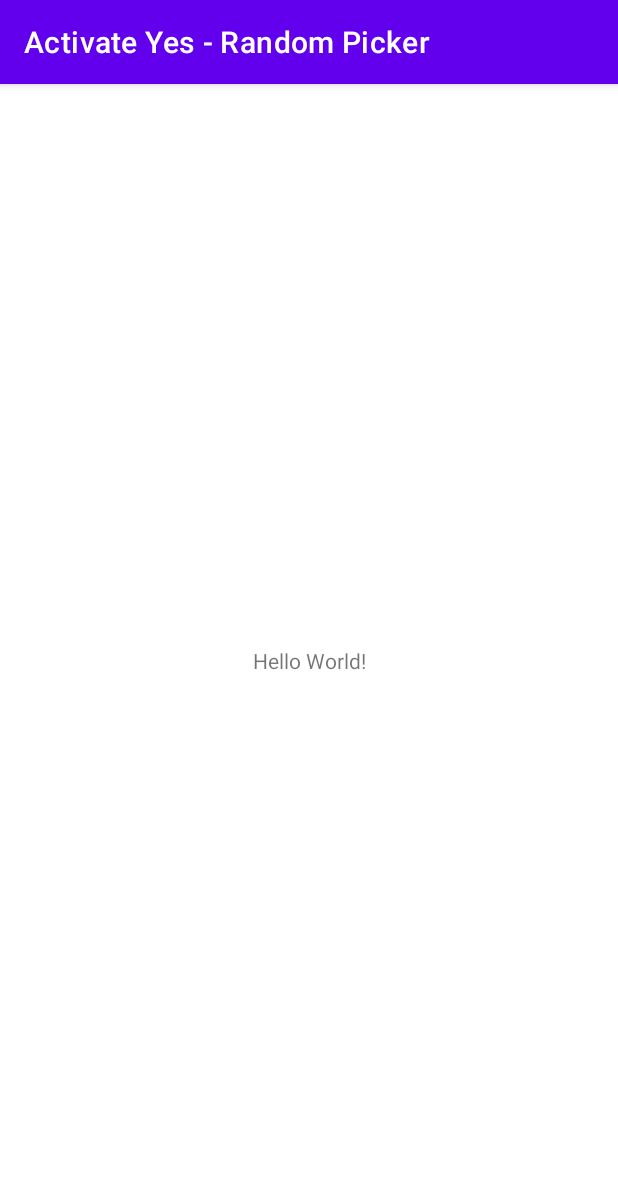
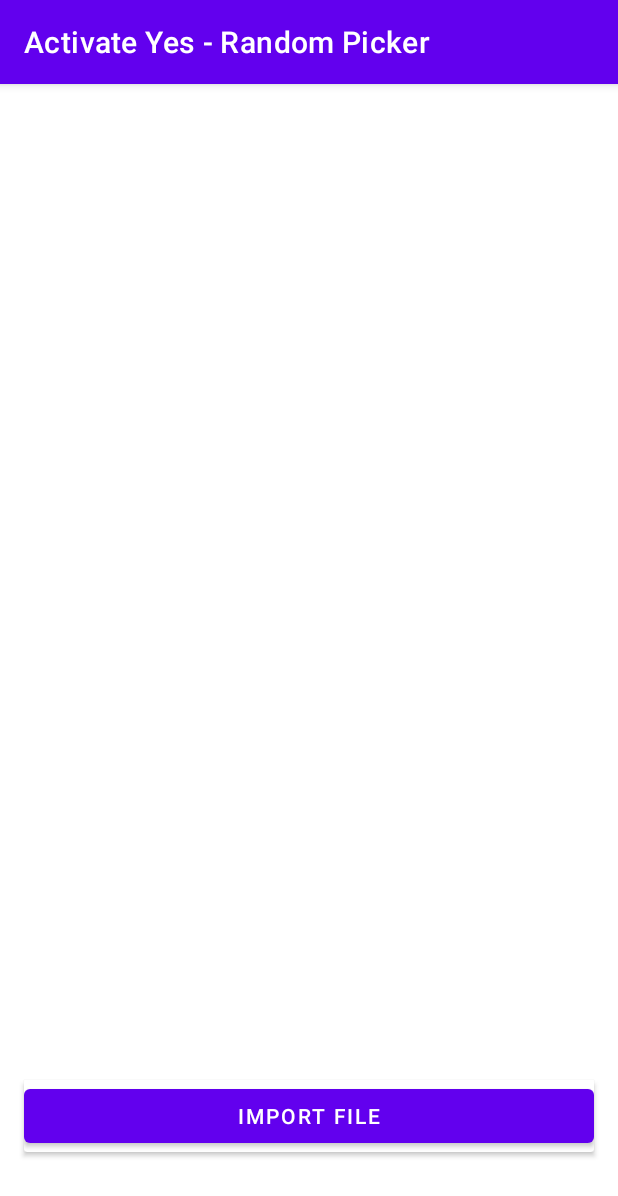
Before and after one commit to DusanMicuda/Activate-Yes---Random-Picker, an Android app: the screen it shows after launch (MainActivity), on a phone screen of 412 x 824 dp. Shown: the top 1196 px of the screen. Run offline under Robolectric (Android 15) with nearby library versions, the phone set to English and light mode, and no system bars.

Commit message:
creating layout files

```diff
--- a/app/build.gradle
+++ b/app/build.gradle
@@ -32,6 +32,9 @@ dependencies {
     implementation 'androidx.appcompat:appcompat:1.2.0'
     implementation 'com.google.android.material:material:1.3.0'
     implementation 'androidx.constraintlayout:constraintlayout:2.0.4'
+    implementation files('libs\\poi-3.7.jar')
+    implementation files('libs\\poi-3.12-android-a.jar')
+    implementation files('libs\\poi-ooxml-schemas-3.12-20150511-a.jar')
     testImplementation 'junit:junit:4.+'
     androidTestImplementation 'androidx.test.ext:junit:1.1.2'
     androidTestImplementation 'androidx.test.espresso:espresso-core:3.3.0'
--- a/app/src/main/java/com/micudasoftware/activateyes_randompicker/MainActivity.java
+++ b/app/src/main/java/com/micudasoftware/activateyes_randompicker/MainActivity.java
@@ -3,6 +3,8 @@ package com.micudasoftware.activateyes_randompicker;
 import androidx.appcompat.app.AppCompatActivity;
 
 import android.os.Bundle;
+import android.view.LayoutInflater;
+import android.view.ViewGroup;
 
 public class MainActivity extends AppCompatActivity {
 
@@ -11,4 +13,13 @@ public class MainActivity extends AppCompatActivity {
         super.onCreate(savedInstanceState);
         setContentView(R.layout.activity_main);
     }
+
+    @Override
+    protected void onResume() {
+        super.onResume();
+        LayoutInflater inflater = getLayoutInflater();
+        inflater.inflate(R.layout.button, (ViewGroup) findViewById(R.id.container));
+
+
+    }
 }
--- a/app/src/main/res/layout/activity_main.xml
+++ b/app/src/main/res/layout/activity_main.xml
@@ -6,13 +6,23 @@
     android:layout_height="match_parent"
     tools:context=".MainActivity">
 
-    <TextView
-        android:layout_width="wrap_content"
+    <ListView
+        android:id="@+id/list_view"
+        android:layout_width="match_parent"
+        android:layout_height="match_parent"
+        app:layout_constraintTop_toTopOf="parent"
+        app:layout_constraintBottom_toBottomOf="parent"
+        app:layout_constraintStart_toStartOf="parent"
+        app:layout_constraintEnd_toEndOf="parent" />
+
+    <androidx.cardview.widget.CardView
+        android:id="@+id/container"
+        android:layout_width="match_parent"
         android:layout_height="wrap_content"
-        android:text="Hello World!"
+        android:layout_marginBottom="56dp"
+        android:layout_marginHorizontal="16dp"
         app:layout_constraintBottom_toBottomOf="parent"
-        app:layout_constraintLeft_toLeftOf="parent"
-        app:layout_constraintRight_toRightOf="parent"
-        app:layout_constraintTop_toTopOf="parent" />
+        app:layout_constraintStart_toStartOf="parent"
+        app:layout_constraintEnd_toEndOf="parent"/>
 
 </androidx.constraintlayout.widget.ConstraintLayout>
--- /dev/null
+++ b/app/src/main/res/layout/button.xml
@@ -0,0 +1,13 @@
+<?xml version="1.0" encoding="utf-8"?>
+<androidx.constraintlayout.widget.ConstraintLayout
+    xmlns:android="http://schemas.android.com/apk/res/android"
+    android:layout_width="match_parent"
+    android:layout_height="match_parent">
+
+
+    <Button
+        android:id="@+id/button"
+        android:layout_width="match_parent"
+        android:layout_height="match_parent"
+        android:text="Import file" />
+</androidx.constraintlayout.widget.ConstraintLayout>
```
Also changed, not shown: app/src/main/res/layout/randomize.xml (added, +29 -0 lines), 2 other files.
